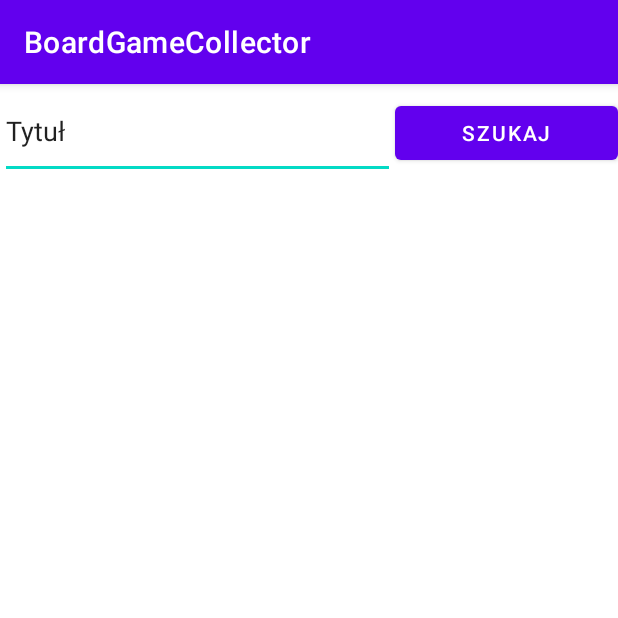
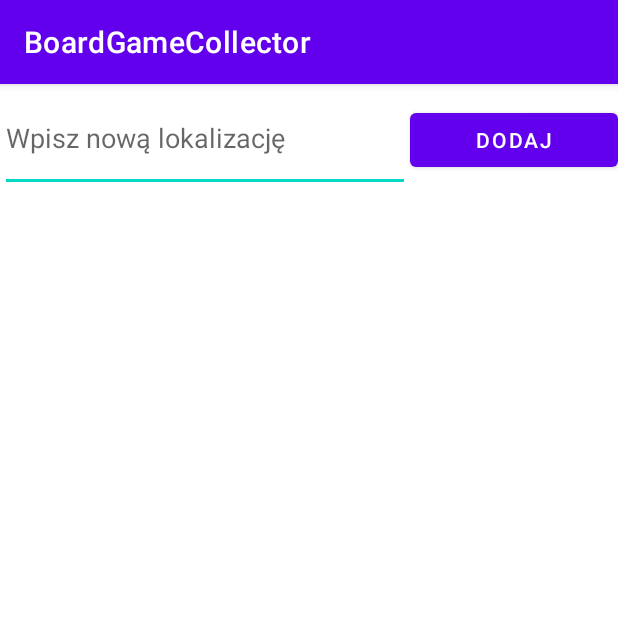
Before and after one commit to frankowskimarcin/Board-Game-Collector, an Android app: the screen it shows after launch (AddGameActivity before the commit, LocationsActivity after it), after a tap on "LOKALIZACJE", on a phone screen of 412 x 824 dp, the top half of it. Run offline under Robolectric (Android 15) with nearby library versions, the phone set to English and light mode, and no system bars; our stand-ins replace Picasso; pictures from the network do not load.

Commit message:
locations view

```diff
--- a/app/src/main/AndroidManifest.xml
+++ b/app/src/main/AndroidManifest.xml
@@ -9,13 +9,14 @@
     <uses-permission android:name="android.permission.READ_EXTERNAL_STORAGE" />
 
     <application
-        android:usesCleartextTraffic="true"
         android:allowBackup="true"
         android:icon="@mipmap/ic_launcher"
         android:label="@string/app_name"
         android:roundIcon="@mipmap/ic_launcher_round"
         android:supportsRtl="true"
-        android:theme="@style/Theme.BoardGameCollector">
+        android:theme="@style/Theme.BoardGameCollector"
+        android:usesCleartextTraffic="true">
+        <activity android:name=".LocationsActivity"></activity>
         <activity android:name=".AddGameActivity" />
         <activity android:name=".MainActivity">
             <intent-filter>
--- a/app/src/main/java/com/example/boardgamecollector/MainActivity.kt
+++ b/app/src/main/java/com/example/boardgamecollector/MainActivity.kt
@@ -78,7 +78,7 @@ class MainActivity : AppCompatActivity() {
     }
 
     fun showActivityLocationButton(v: View){
-        val i = Intent(this, AddGameActivity::class.java) // TODO
+        val i = Intent(this, LocationsActivity::class.java)
         startActivity(i)
     }
 
--- a/app/src/main/res/layout/activity_add_game.xml
+++ b/app/src/main/res/layout/activity_add_game.xml
@@ -33,7 +33,8 @@
         android:id="@+id/ScrollViewBgg"
         android:layout_width="match_parent"
         android:layout_height="match_parent"
-        android:visibility="gone">
+        android:visibility="gone"
+        tools:visibility="visible">
 
         <LinearLayout
             android:id="@+id/LinearLayoutBgg"
@@ -59,8 +60,7 @@
         android:id="@+id/ScrollViewDetails"
         android:layout_width="match_parent"
         android:layout_height="match_parent"
-        android:visibility="gone"
-        tools:visibility="visible">
+        android:visibility="gone">
 
         <LinearLayout
             android:id="@+id/LinearLayoutDetails"
--- /dev/null
+++ b/app/src/main/res/layout/activity_locations.xml
@@ -0,0 +1,98 @@
+<?xml version="1.0" encoding="utf-8"?>
+<LinearLayout xmlns:android="http://schemas.android.com/apk/res/android"
+    xmlns:app="http://schemas.android.com/apk/res-auto"
+    xmlns:tools="http://schemas.android.com/tools"
+    android:layout_width="match_parent"
+    android:layout_height="match_parent"
+    android:orientation="vertical"
+    tools:context=".LocationsActivity">
+
+    <LinearLayout
+        android:layout_width="match_parent"
+        android:layout_height="72dp">
+
+        <EditText
+            android:id="@+id/editTextNewLocation"
+            android:layout_width="310dp"
+            android:layout_height="match_parent"
+            android:layout_weight="1"
+            android:ems="10"
+            android:hint="Wpisz nową lokalizację"
+            android:inputType="textPersonName" />
+
+        <Button
+            android:id="@+id/addLocBtn"
+            android:layout_width="175dp"
+            android:layout_height="wrap_content"
+            android:layout_weight="1"
+            android:onClick="onAddLocation"
+            android:text="Dodaj" />
+    </LinearLayout>
+
+    <ScrollView
+        android:id="@+id/allLocScrollView"
+        android:layout_width="match_parent"
+        android:layout_height="match_parent"
+        android:visibility="gone">
+
+        <TableLayout
+            android:id="@+id/allLocTableLayout"
+            android:layout_width="match_parent"
+            android:layout_height="wrap_content" />
+    </ScrollView>
+
+    <RelativeLayout
+        android:id="@+id/locDetailsLayout"
+        android:layout_width="match_parent"
+        android:layout_height="match_parent"
+        android:visibility="gone"
+        tools:visibility="visible">
+
+        <LinearLayout
+            android:layout_width="match_parent"
+            android:layout_height="match_parent"
+            android:orientation="vertical">
+
+            <LinearLayout
+                android:layout_width="408dp"
+                android:layout_height="71dp"
+                android:orientation="horizontal">
+
+                <EditText
+                    android:id="@+id/editTextLocName"
+                    android:layout_width="232dp"
+                    android:layout_height="59dp"
+                    android:ems="10"
+                    android:inputType="textPersonName" />
+
+                <Button
+                    android:id="@+id/editLocBtn"
+                    android:layout_width="wrap_content"
+                    android:layout_height="58dp"
+                    android:onClick="onEditLocationName"
+                    android:text="Edytuj" />
+
+                <Button
+                    android:id="@+id/deleteLocBtn"
+                    android:layout_width="77dp"
+                    android:layout_height="60dp"
+                    android:layout_weight="1"
+                    android:onClick="onDeleteLocation"
+                    android:text="Usuń" />
+            </LinearLayout>
+
+            <ScrollView
+                android:id="@+id/gamesInLocScrollView"
+                android:layout_width="411dp"
+                android:layout_height="590dp">
+
+                <TableLayout
+                    android:id="@+id/gamesInLocTableLayout"
+                    android:layout_width="match_parent"
+                    android:layout_height="wrap_content" />
+            </ScrollView>
+        </LinearLayout>
+
+    </RelativeLayout>
+
+</LinearLayout>
```
Also changed, not shown: app/src/main/java/com/example/boardgamecollector/LocationsActivity.kt (added, +103 -0 lines), app/src/main/java/com/example/boardgamecollector/MyDBHandler.kt (+75 -0 lines).
